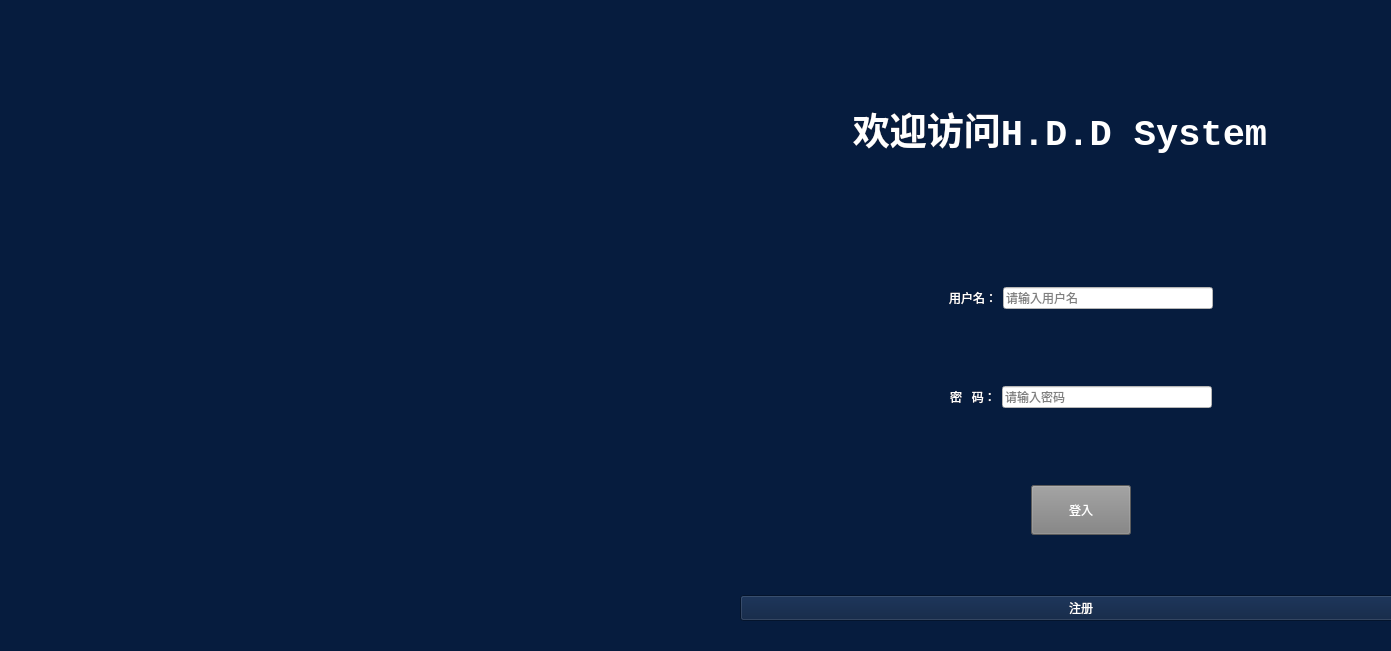
Qt form app/login.ui (SISUBEN/FairySearch) before a commit.
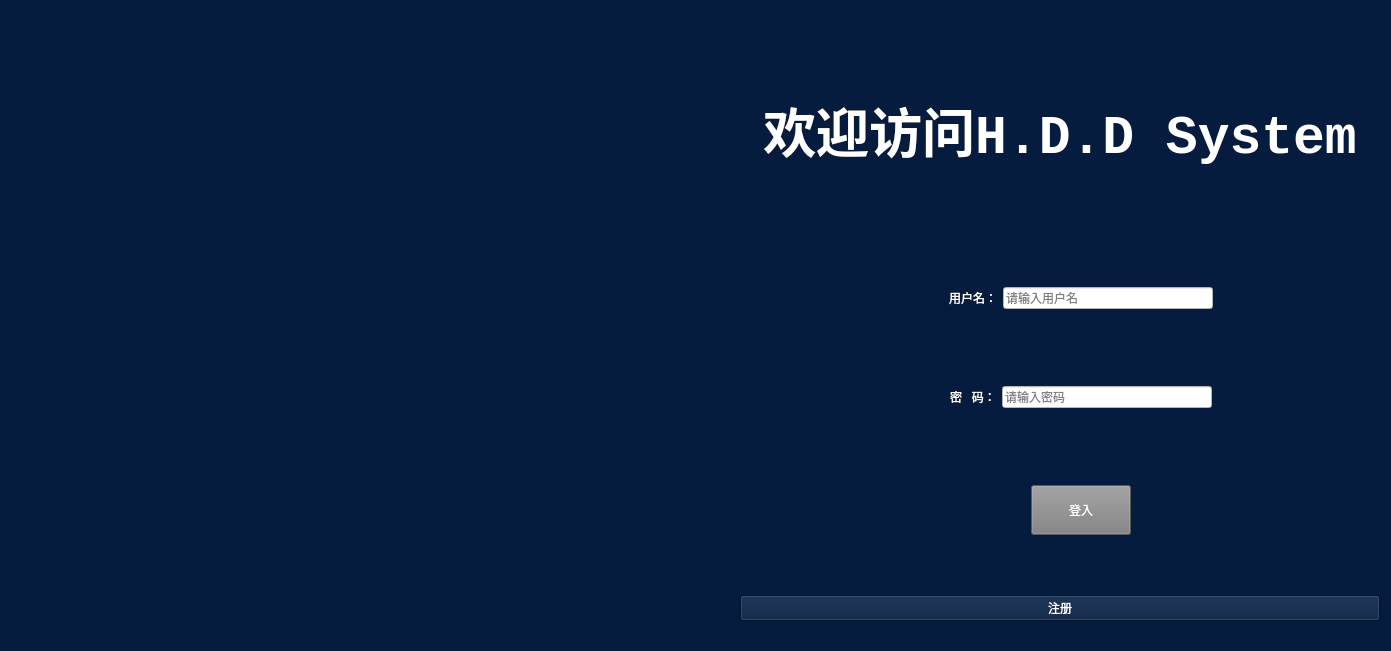
The same form after that commit. Icons and pictures are not drawn.

The edit to the form file:
```diff
--- a/app/login.ui
+++ b/app/login.ui
@@ -71,7 +71,7 @@
       <property name="font">
        <font>
         <family>Consolas</family>
-        <pointsize>28</pointsize>
+        <pointsize>40</pointsize>
         <bold>true</bold>
        </font>
       </property>
@@ -265,6 +265,12 @@
     </item>
     <item>
      <widget class="QPushButton" name="register_2">
+      <property name="maximumSize">
+       <size>
+        <width>640</width>
+        <height>16777215</height>
+       </size>
+      </property>
       <property name="styleSheet">
        <string notr="true">color: white;</string>
       </property>
```
